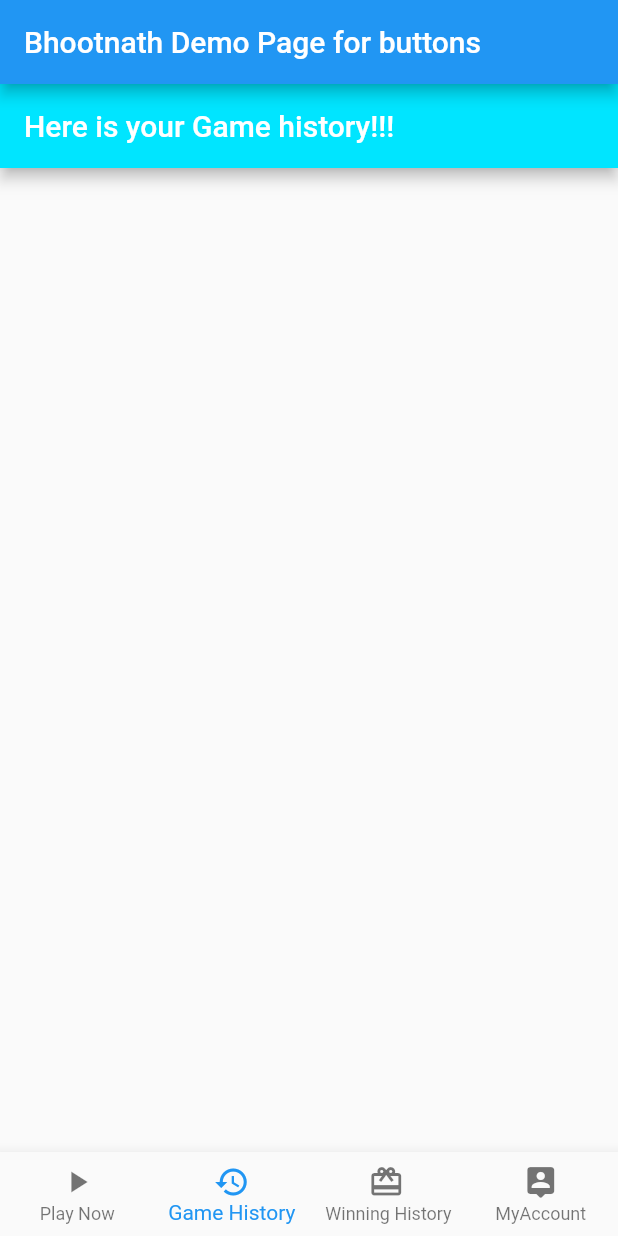
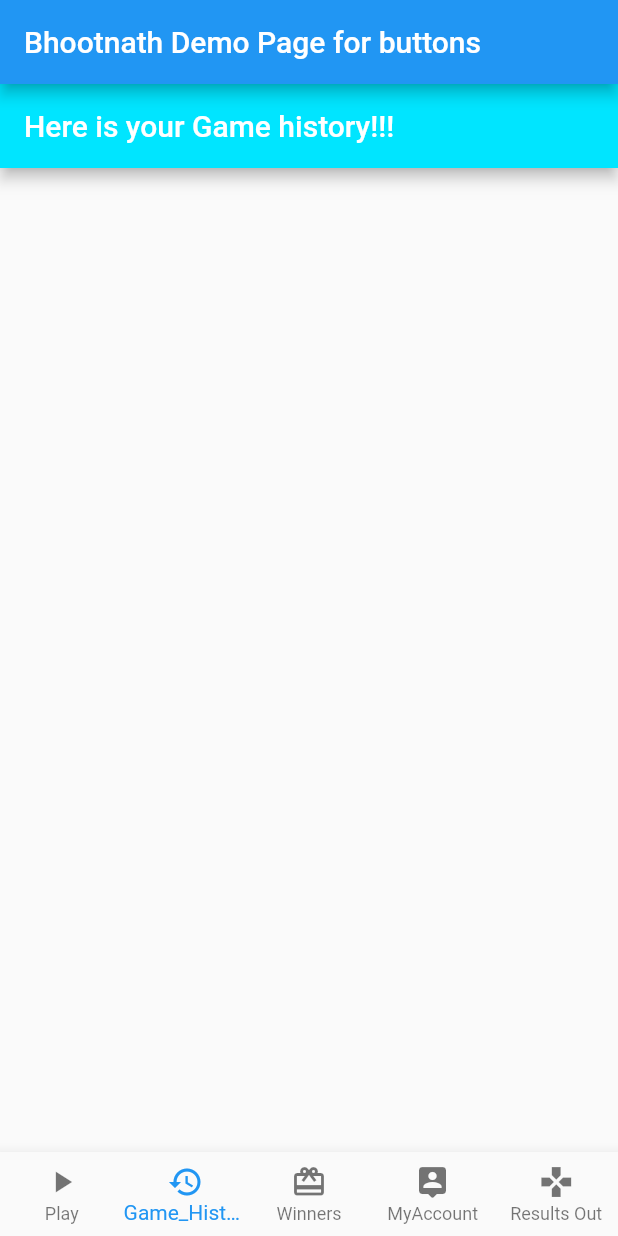
Before and after one commit to ara-dhanak/Bhoot_Player_app, a Flutter app: the screen it shows after launch, item 2 of the bottom bar chosen, on a phone screen of 412 x 824 dp. Run offline on Flutter 3.47's test engine with Material 2 defaults, Android fonts, the phone set to English and light mode, and no system bars; missing offline and left inert: editable; statements that could not run were skipped.

Commit message:
New Result page created

```diff
--- a/lib/AbstractClassFactory.dart
+++ b/lib/AbstractClassFactory.dart
@@ -5,12 +5,17 @@ import 'package:flutter_app/game_history.dart';
 import 'package:flutter_app/myaccount.dart';
 import 'package:flutter_app/playnow.dart';
 import 'package:flutter_app/winning_history.dart';
+import 'package:flutter_app/Latest_result.dart';
+
 
 enum PageNumber {
+
   Playnow,
   GameHistory,
   WinningHistory,
-  MyAccount
+  MyAccount,
+  Latest_result
+
 }
 abstract class AbstractPage extends StatefulWidget {
   void BuildPage();
@@ -19,10 +24,14 @@ abstract class AbstractPage extends StatefulWidget {
     switch (P_n) {
       case PageNumber.Playnow:
         return playnow();
+
       case PageNumber.GameHistory:
         return game_history();
       case PageNumber.WinningHistory:
         return winning_history();
+      case PageNumber.Latest_result:
+        return latest_result();
+
       case PageNumber.MyAccount:
         AbstractPage page4 = myaccount();
         page4.BuildPage();
@@ -31,6 +40,7 @@ abstract class AbstractPage extends StatefulWidget {
         return null;
     }
   }
+
 /* @override
     Widget build({
         @required BuildContext context,
--- a/lib/LandingPage.dart
+++ b/lib/LandingPage.dart
@@ -14,7 +14,8 @@ class _bhoot_bottom_navState extends State<bhoot_bottom_nav> {
     PageNumber.Playnow,
     PageNumber.GameHistory,
     PageNumber.WinningHistory,
-    PageNumber.MyAccount
+    PageNumber.MyAccount,
+    PageNumber.Latest_result
   ];
 //We have to create the page on demand . No need to create the concrete objects of all the objects  on 2nd page
 
@@ -41,19 +42,25 @@ class _bhoot_bottom_navState extends State<bhoot_bottom_nav> {
               BottomNavigationBarItem(
                   icon: new Icon(Icons.play_arrow),
                   backgroundColor: Colors.blueAccent,
-                  label: "Play Now"),
+                  label: "Play"),
+
+
               BottomNavigationBarItem(
                   icon: new Icon(Icons.history),
                   backgroundColor: Colors.blueAccent,
-                  label: "Game History"),
+                  label: "Game_History"),
               BottomNavigationBarItem(
                   icon: new Icon(Icons.card_giftcard),
                   backgroundColor: Colors.blueAccent,
-                  label: " Winning History"),
+                  label: "Winners"),
               BottomNavigationBarItem(
                   icon: Icon(Icons.person_pin_rounded),
                   backgroundColor: Colors.blueAccent,
-                  label: "MyAccount")
+                  label: "MyAccount"),
+              BottomNavigationBarItem(
+                  icon: new Icon(Icons.games),
+                  backgroundColor: Colors.blueAccent,
+                  label: "Results Out"),
             ]
         )
     );
```
Also changed, not shown: lib/Latest_result.dart (+44 -0 lines), lib/Request.dart (+7 -7 lines).
